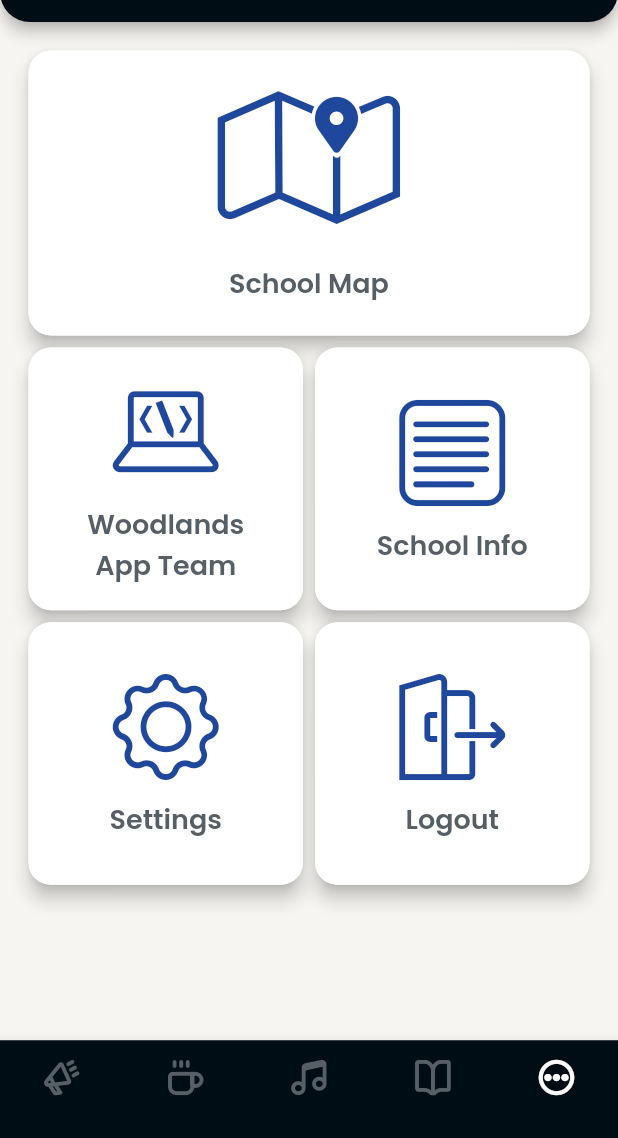
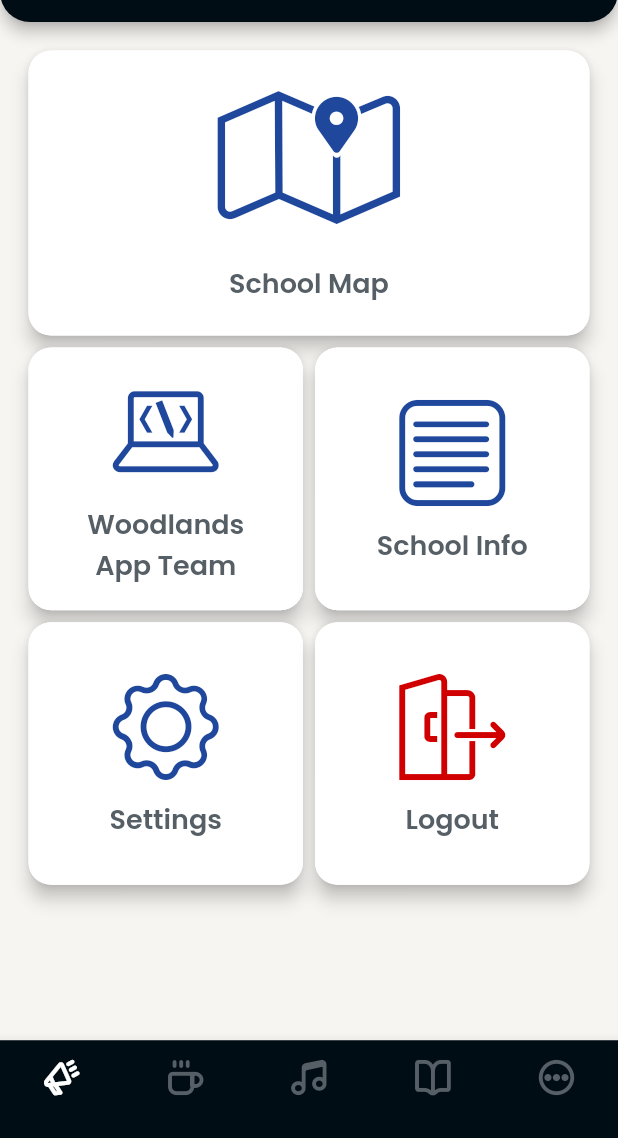
Before and after one commit to Woodlands-App-Team/WAPP, a Flutter app: the Home screen opened directly, swiped to page 5, on a phone screen of 412 x 824 dp, the part 98-1236 px from its top. Run offline on Flutter 3.47's test engine with Material 2 defaults, Android fonts, the phone set to English and light mode, and no system bars; our stand-ins replace animated_text_kit, auto_size_text, cloud_firestore, cloud_functions, firebase_auth, firebase_core and 6 more; missing offline and left inert: delayed_widget, oauth2; accounts and stored records are empty; network calls fail.

```diff
--- a/lib/pages/general_page/general_page.dart
+++ b/lib/pages/general_page/general_page.dart
@@ -108,7 +108,7 @@ class _GeneralPageState extends State<GeneralPage> {
                                 child: Icon(
                                   CustomIcons.logout,
                                   size: 80,
-                                  color: dark_blue,
+                                  color: Color(0XFFd00000),
                                 ),
                               ),
                             ),
--- a/lib/pages/home_page/home.dart
+++ b/lib/pages/home_page/home.dart
@@ -72,9 +72,9 @@ class _HomeState extends State<Home> with TickerProviderStateMixin {
   }
 
   // ignore: unused_field
-  int _currentIndex = 4;
+  int _currentIndex = 0;
 
-  late PageController _pageController = PageController(initialPage: 4);
+  late PageController _pageController = PageController(initialPage: 0);
 
   @override
   void initState() {
```
Also changed, not shown: lib/pages/announcements_page/announcements_page.dart (+35 -13 lines), 1 other file.
